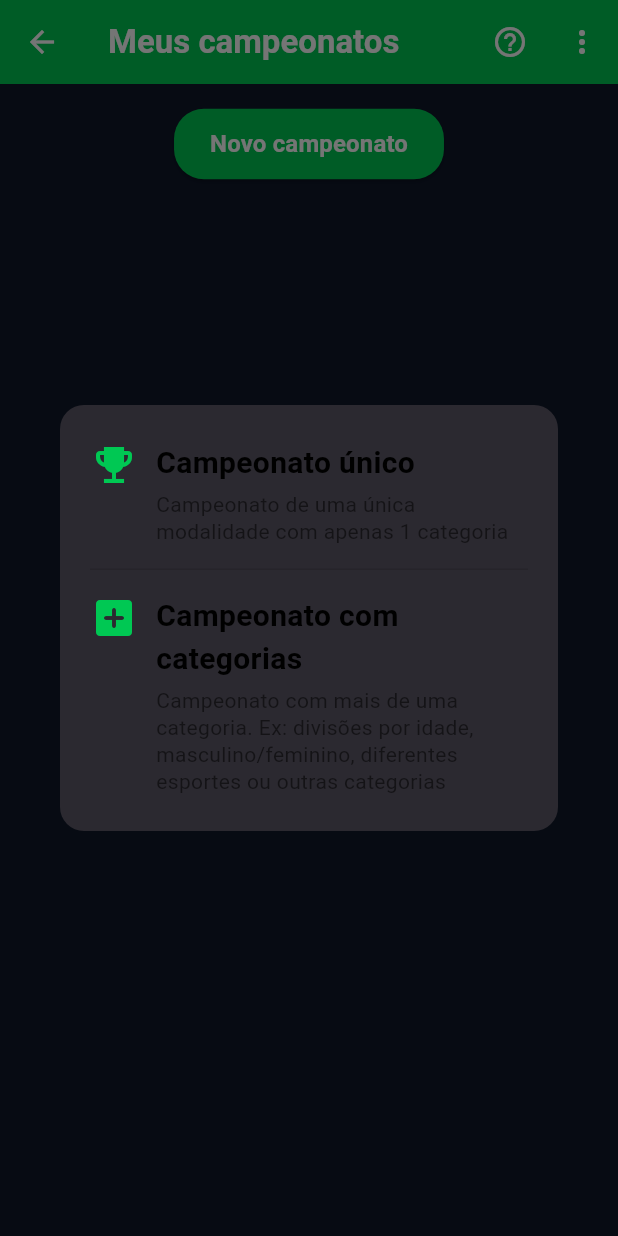
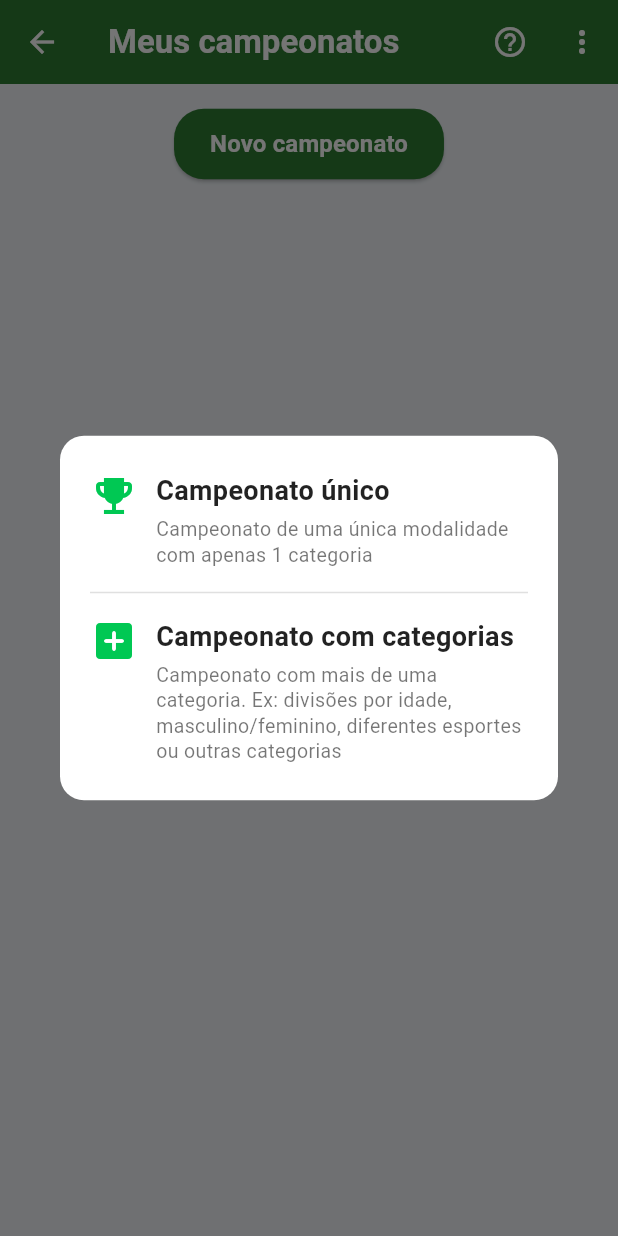
Before and after one commit to brunoaragaosilva/campfut, a Flutter app: the MeusCampeonatosView screen opened directly, after a tap on "Novo campeonato", on a phone screen of 412 x 824 dp. Run offline on Flutter 3.47's test engine with Material 3 defaults, Android fonts, the phone set to English and light mode, and no system bars; our stand-ins replace shared_preferences; accounts and stored records are empty.

Commit message:
ajusta contraste e cores claras dos modais e telas

```diff
--- a/lib/views/meus_campeonatos_view.dart
+++ b/lib/views/meus_campeonatos_view.dart
@@ -22,9 +22,9 @@ class _MeusCampeonatosViewState extends State<MeusCampeonatosView> {
   @override
   Widget build(BuildContext context) {
     return Scaffold(
-      backgroundColor: const Color(0xFF0F172A),
+      backgroundColor: const Color(0xFFF1F5F9), // Fundo claro e limpo
       appBar: AppBar(
-        backgroundColor: const Color(0xFF00C853),
+        backgroundColor: const Color(0xFF2E7D32),
         elevation: 0,
         leading: IconButton(
           icon: const Icon(Icons.arrow_back, color: Colors.white),
@@ -55,7 +55,7 @@ class _MeusCampeonatosViewState extends State<MeusCampeonatosView> {
             child: ElevatedButton(
               onPressed: _abrirModalNovoCampeonato,
               style: ElevatedButton.styleFrom(
-                backgroundColor: const Color(0xFF00C853),
+                backgroundColor: const Color(0xFF2E7D32),
                 shape: RoundedRectangleBorder(
                   borderRadius: BorderRadius.circular(20),
                 ),
@@ -77,11 +77,11 @@ class _MeusCampeonatosViewState extends State<MeusCampeonatosView> {
           const SizedBox(height: 24),
           Expanded(
             child: campeonatos.isEmpty
-                ? Center(
+                ? const Center(
               child: Text(
                 'Nenhum campeonato criado ainda.',
                 style: TextStyle(
-                  color: Colors.white.withOpacity(0.6),
+                  color: Colors.black54,
                   fontSize: 16,
                 ),
               ),
@@ -94,35 +94,39 @@ class _MeusCampeonatosViewState extends State<MeusCampeonatosView> {
                 return Container(
                   margin: const EdgeInsets.only(bottom: 12),
                   decoration: BoxDecoration(
-                    color: const Color(0xFF1E293B),
+                    color: Colors.white,
                     borderRadius: BorderRadius.circular(8),
-                    border: Border.all(
-                      color: Colors.white.withOpacity(0.1),
-                    ),
+                    boxShadow: const [
+                      BoxShadow(
+                        color: Colors.black12,
+                        blurRadius: 4,
+                        offset: Offset(0, 2),
+                      )
+                    ],
                   ),
                   child: ListTile(
                     leading: Container(
                       padding: const EdgeInsets.all(8),
                       decoration: BoxDecoration(
-                        color: const Color(0xFF00C853).withOpacity(0.2),
+                        color: const Color(0xFF2E7D32).withOpacity(0.1),
                         borderRadius: BorderRadius.circular(6),
                       ),
                       child: const Icon(
                         Icons.emoji_events,
-                        color: Color(0xFF00C853),
+                        color: Color(0xFF2E7D32),
                       ),
                     ),
                     title: Text(
                       item['nome'] ?? '',
                       style: const TextStyle(
-                        color: Colors.white,
+                        color: Colors.black87,
                         fontWeight: FontWeight.bold,
                       ),
                     ),
                     subtitle: Text(
                       item['descricao'] ?? item['modalidade'] ?? '',
-                      style: TextStyle(
-                        color: Colors.white.withOpacity(0.6),
+                      style: const TextStyle(
+                        color: Colors.black54,
                       ),
                     ),
                     trailing: Column(
@@ -130,14 +134,14 @@ class _MeusCampeonatosViewState extends State<MeusCampeonatosView> {
                       children: [
                         const Icon(
                           Icons.copy,
-                          color: Colors.white54,
+                          color: Colors.black45,
                           size: 18,
                         ),
                         const SizedBox(height: 4),
                         Text(
                           '${item['seguidores'] ?? 1} seguidores',
                           style: const TextStyle(
-                            color: Colors.white54,
+                            color: Colors.black45,
                             fontSize: 10,
                           ),
                         ),
--- a/lib/views/novo_campeonato.dart
+++ b/lib/views/novo_campeonato.dart
@@ -8,6 +8,7 @@ class NovoCampeonatoModal {
       context: context,
       builder: (BuildContext context) {
         return Dialog(
+          backgroundColor: Colors.white,
           shape: RoundedRectangleBorder(
             borderRadius: BorderRadius.circular(16),
           ),
@@ -39,16 +40,16 @@ class NovoCampeonatoModal {
                             Text(
                               'Campeonato único',
                               style: TextStyle(
-                                fontSize: 20,
+                                fontSize: 18,
                                 fontWeight: FontWeight.bold,
-                                color: Colors.black,
+                                color: Colors.black87,
                               ),
                             ),
                             SizedBox(height: 4),
                             Text(
                               'Campeonato de uma única modalidade com apenas 1 categoria',
                               style: TextStyle(
-                                fontSize: 14,
+                                fontSize: 13,
                                 color: Colors.black54,
                                 height: 1.3,
                               ),
@@ -86,16 +87,16 @@ class NovoCampeonatoModal {
                             Text(
                               'Campeonato com categorias',
                               style: TextStyle(
-                                fontSize: 20,
+                                fontSize: 18,
                                 fontWeight: FontWeight.bold,
-                                color: Colors.black,
+                                color: Colors.black87,
                               ),
                             ),
                             SizedBox(height: 4),
                             Text(
                               'Campeonato com mais de uma categoria. Ex: divisões por idade, masculino/feminino, diferentes esportes ou outras categorias',
                               style: TextStyle(
-                                fontSize: 14,
+                                fontSize: 13,
                                 color: Colors.black54,
                                 height: 1.3,
                               ),
@@ -114,7 +115,7 @@ class NovoCampeonatoModal {
     );
   }
 
-  // Modal 2: Seleção da Modalidade (estilo CopaFácil)
+  // Modal 2: Seleção da Modalidade (estilo CopaFácil, fundo claro e textos bem legíveis)
   static void exibirSelecaoModalidade(
       BuildContext context, Function(Map<String, dynamic>) onCampeonatoCriado) {
 
@@ -138,12 +139,13 @@ class NovoCampeonatoModal {
       context: context,
       builder: (BuildContext context) {
         return Dialog(
+          backgroundColor: Colors.white,
           shape: RoundedRectangleBorder(
             borderRadius: BorderRadius.circular(16),
           ),
           child: Container(
             height: MediaQuery.of(context).size.height * 0.75,
-            padding: const EdgeInsets.symmetric(vertical: 20),
+            padding: const EdgeInsets.symmetric(vertical: 16),
             child: Column(
               crossAxisAlignment: CrossAxisAlignment.start,
               children: [
@@ -152,17 +154,17 @@ class NovoCampeonatoModal {
                   child: Text(
                     'Selecione a modalidade',
                     style: TextStyle(
-                      fontSize: 20,
+                      fontSize: 18,
                       fontWeight: FontWeight.bold,
                       color: Colors.black87,
                     ),
                   ),
                 ),
-                const Divider(),
+                const Divider(color: Colors.black12),
                 Expanded(
                   child: ListView.separated(
                     itemCount: modalidades.length,
-                    separatorBuilder: (context, index) => const Divider(height: 1),
+                    separatorBuilder: (context, index) => const Divider(height: 1, color: Colors.black12),
                     itemBuilder: (context, index) {
                       final item = modalidades[index];
                       return ListTile(
@@ -171,12 +173,13 @@ class NovoCampeonatoModal {
                           child: Icon(
                             item['icon'] as IconData,
                             color: item['color'] as Color,
+                            size: 20,
                           ),
                         ),
                         title: Text(
                           item['nome'] as String,
                           style: const TextStyle(
-                            fontSize: 16,
+                            fontSize: 15,
                             fontWeight: FontWeight.w600,
                             color: Colors.black87,
                           ),
```
Also changed, not shown: 2 other files.
